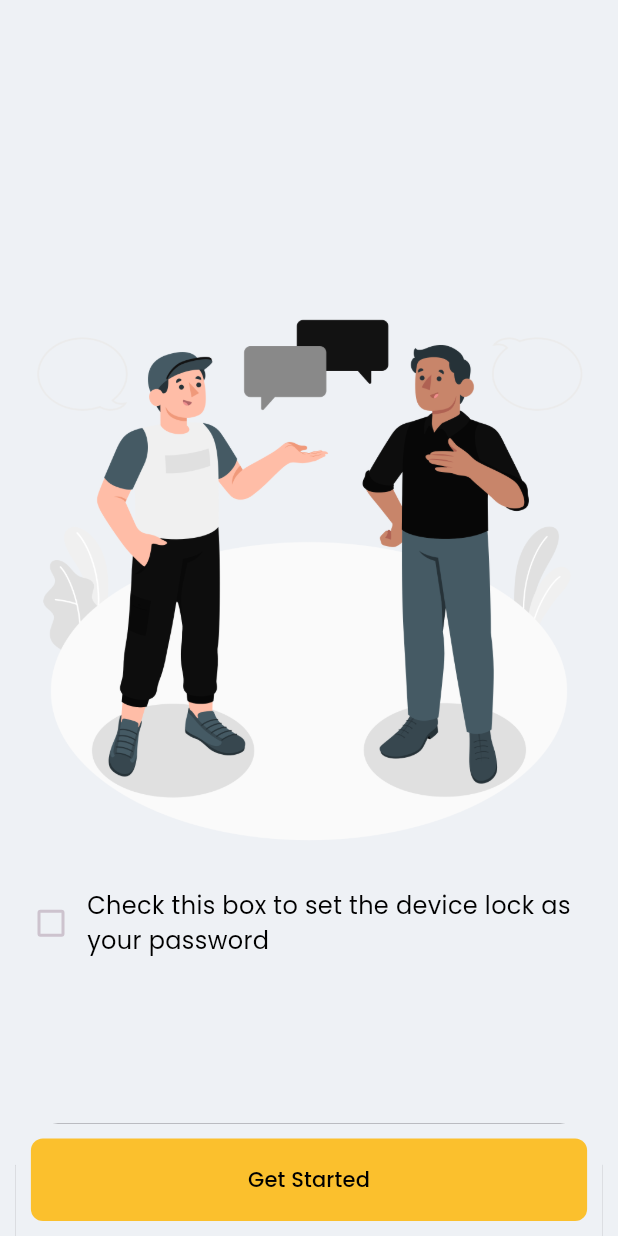
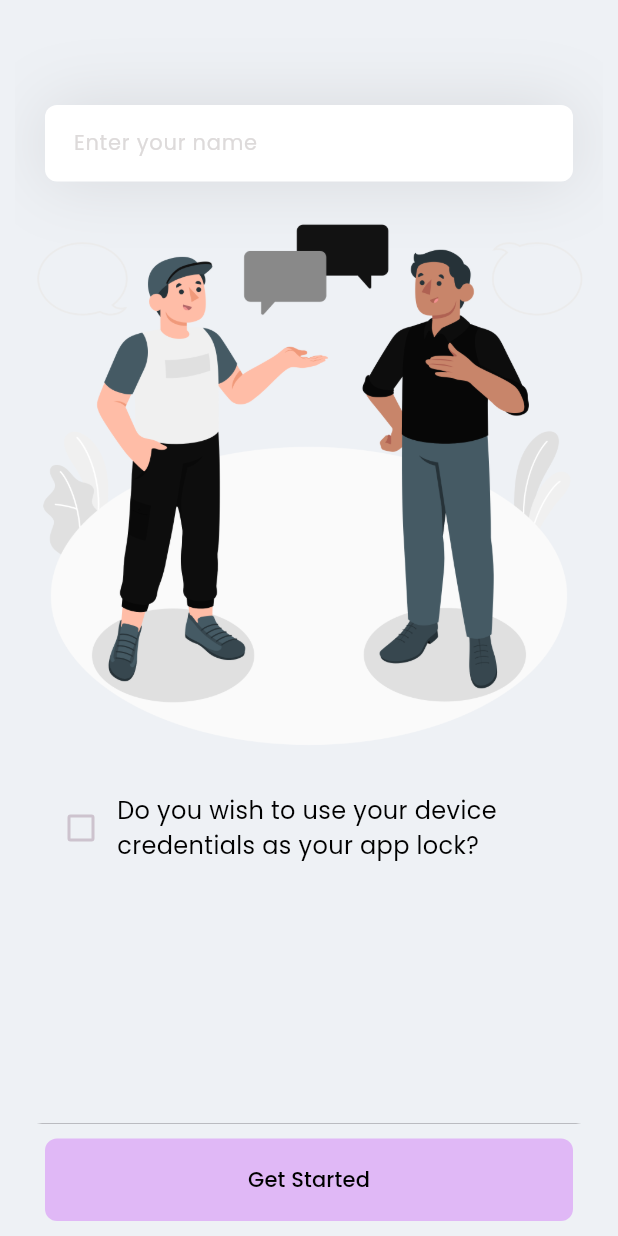
Before and after one commit to akashTharuka/vlc_msg_app, a Flutter app: the screen it shows after launch, after a tap on "Skip", on a phone screen of 412 x 824 dp. Run offline on Flutter 3.47's test engine with Material 3 defaults, Android fonts, the light colour scheme and no system bars; our stand-ins replace shared_preferences, smooth_page_indicator.

Commit message:
making the onboarding screen one-time

```diff
--- a/lib/main.dart
+++ b/lib/main.dart
@@ -9,7 +9,6 @@ void main() {
 class MyApp extends StatelessWidget {
   const MyApp({super.key});
 
-  // This widget is the root of your application.
   @override
   Widget build(BuildContext context) {
     return MaterialApp(
@@ -21,7 +20,6 @@ class MyApp extends StatelessWidget {
         // defeault brightness and colors
         colorScheme: ColorScheme.fromSeed(
           seedColor: Colors.purple.shade50,
-          primary: Colors.yellow.shade700,
           brightness: Brightness.dark,
           background: const Color(0xffeef1f5),
         ),
@@ -49,8 +47,13 @@ class MyApp extends StatelessWidget {
             color: Colors.black26,
           ),
         ),
+
+        textSelectionTheme: const TextSelectionThemeData(
+          cursorColor:
+              Colors.black, // Change this color to your desired cursor color
+        ),
       ),
-      home: SplashScreen(),
+      home: const SplashScreen(),
     );
   }
 }
--- a/lib/pages/onboarding/onboarding_view.dart
+++ b/lib/pages/onboarding/onboarding_view.dart
@@ -1,4 +1,5 @@
 import 'package:flutter/material.dart';
+import 'package:shared_preferences/shared_preferences.dart';
 import 'package:smooth_page_indicator/smooth_page_indicator.dart';
 import 'package:vlc_msg_app/pages/home_screen.dart';
 import 'package:vlc_msg_app/pages/onboarding/onboarding_items.dart';
@@ -85,11 +86,46 @@ class _OnboardingViewState extends State<OnboardingView> {
           itemBuilder: (context, index) {
             if (index == controller.onboardingInfoItems.length) {
               return Column(
-                mainAxisAlignment: MainAxisAlignment.center,
+                mainAxisAlignment: MainAxisAlignment.start,
                 children: [
+                  const SizedBox(height: 40),
+                  Container(
+                    margin: const EdgeInsets.only(top: 20, left: 20, right: 20),
+                    decoration: BoxDecoration(
+                      boxShadow: [
+                        BoxShadow(
+                          color: const Color(0xff1D1617).withOpacity(0.11),
+                          spreadRadius: 0,
+                          blurRadius: 40,
+                        ),
+                      ],
+                    ),
+                    child: TextFormField(
+                      decoration: InputDecoration(
+                        hintText: 'Enter your name',
+                        hintStyle: const TextStyle(
+                          color: Color(0xffDDDADA),
+                          fontSize: 14,
+                        ),
+                        filled: true,
+                        fillColor: Colors.white,
+                        border: OutlineInputBorder(
+                          borderRadius: BorderRadius.circular(8),
+                          borderSide: BorderSide.none,
+                        ),
+                        contentPadding: const EdgeInsets.all(15),
+                      ),
+                      style: const TextStyle(
+                        color: Colors.black,
+                        fontSize: 14,
+                      ),
+                    ),
+                  ),
                   Image.asset('assets/images/Men talking-amico.png'),
                   const SizedBox(height: 15),
-                  Row(
+                  Container(
+                    padding: const EdgeInsets.symmetric(horizontal: 20),
+                    child: Row(
                       children: [
                         Checkbox(
                           value: isChecked,
@@ -101,11 +137,12 @@ class _OnboardingViewState extends State<OnboardingView> {
                         ),
                         Expanded(
                           child: Text(
-                          'Check this box to set the device lock as your password',
+                            'Do you wish to use your device credentials as your app lock?',
                             style: Theme.of(context).textTheme.bodyMedium,
                           ),
                         ),
                       ],
+                    ),
                   ),
                 ],
               );
@@ -141,6 +178,7 @@ class _OnboardingViewState extends State<OnboardingView> {
 
   Widget getStarted() {
     return Container(
+      margin: const EdgeInsets.only(left: 20, right: 20),
       decoration: BoxDecoration(
         borderRadius: BorderRadius.circular(8),
         color: Theme.of(context).colorScheme.primary,
@@ -148,7 +186,12 @@ class _OnboardingViewState extends State<OnboardingView> {
       width: MediaQuery.of(context).size.width * .9,
       height: 55,
       child: TextButton(
-        onPressed: () {
+        onPressed: () async {
+          final prefs = await SharedPreferences.getInstance();
+          prefs.setBool('onboarding', true);
+
+          if (!mounted) return;
+
           Navigator.pushReplacement(
             context,
             MaterialPageRoute(builder: (context) => HomeScreen()),
--- a/lib/pages/splash_screen.dart
+++ b/lib/pages/splash_screen.dart
@@ -1,5 +1,7 @@
 import 'package:flutter/material.dart';
 import 'package:flutter/services.dart';
+import 'package:shared_preferences/shared_preferences.dart';
+import 'package:vlc_msg_app/pages/home_screen.dart';
 import 'package:vlc_msg_app/pages/onboarding/onboarding_view.dart';
 
 class SplashScreen extends StatefulWidget {
@@ -15,10 +17,14 @@ class _SplashScreenState extends State<SplashScreen> {
     super.initState();
     SystemChrome.setEnabledSystemUIMode(SystemUiMode.immersive);
 
-    Future.delayed(const Duration(seconds: 3), () {
+    Future.delayed(const Duration(seconds: 3), () async {
+      final prefs = await SharedPreferences.getInstance();
+      final onboardingCompleted = prefs.getBool('onboarding') ?? false;
       Navigator.pushReplacement(
         context,
-        MaterialPageRoute(builder: (context) => OnboardingView()),
+        MaterialPageRoute(
+            builder: (context) =>
+                onboardingCompleted ? HomeScreen() : const OnboardingView()),
       );
     });
   }
--- a/pubspec.yaml
+++ b/pubspec.yaml
@@ -62,7 +62,6 @@ flutter:
   assets:
     - assets/icons/
     - assets/images/
-    - assets/gifs/
 
   # An image asset can refer to one or more resolution-specific "variants", see
   # https://flutter.dev/assets-and-images/#resolution-aware
```
Lines whose indentation alone changed are shown as unchanged.
